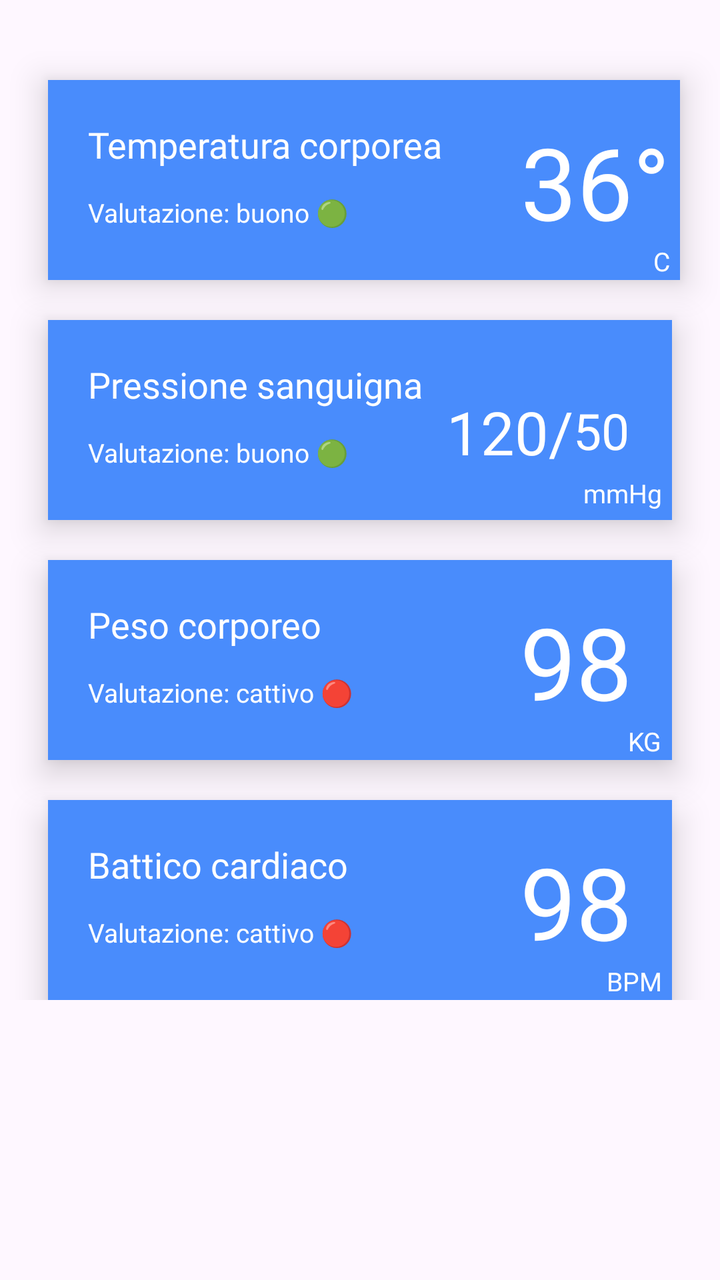
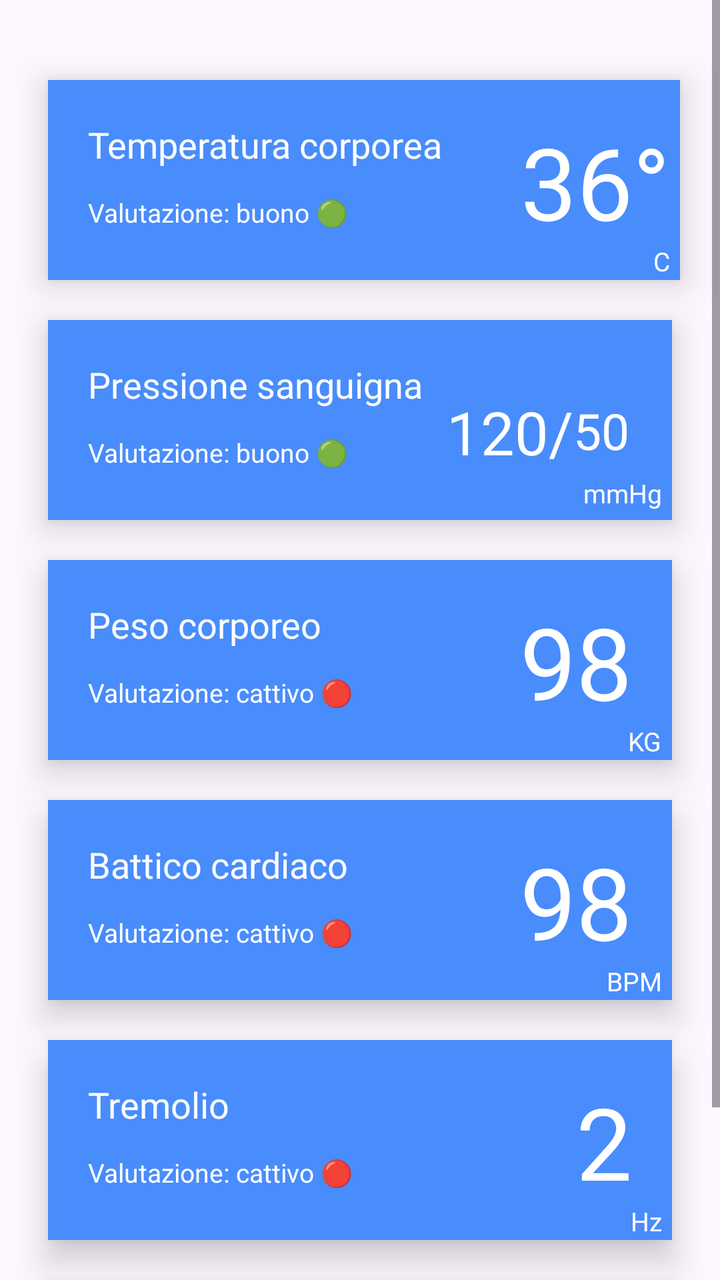

Compare the two renders of this Android layout. The source of the first and the diff that turns it into the second are given below.
<!-- AndroidManifest.xml: application theme Theme.AsilApp -->
<!-- res/layout/health_history_fragment.xml -->
<?xml version="1.0" encoding="utf-8"?>
<ScrollView xmlns:tools="http://schemas.android.com/tools"
    android:layout_width="match_parent"
    android:layout_height="match_parent"
    xmlns:android="http://schemas.android.com/apk/res/android"
    xmlns:app="http://schemas.android.com/apk/res-auto">
<androidx.constraintlayout.widget.ConstraintLayout
    android:layout_width="match_parent"
    android:layout_height="match_parent"
    tools:context=".view.home.HealthHistoryFragment">

    <androidx.constraintlayout.widget.ConstraintLayout
        android:id="@+id/bodyTemperatureView"
        android:elevation="10dp"
        android:layout_width="match_parent"
        android:layout_height="@dimen/heightHealthHistory"
        android:layout_marginStart="24dp"
        android:background="@color/colorHealthHistory"
        android:layout_marginTop="40dp"
        android:clickable="true"
        android:foreground="?android:attr/selectableItemBackground"
        android:layout_marginEnd="20dp"
        app:layout_constraintEnd_toEndOf="parent"
        app:layout_constraintHorizontal_bias="0.5"
        app:layout_constraintStart_toStartOf="parent"
        app:layout_constraintTop_toTopOf="parent">

        <TextView
            android:layout_width="wrap_content"
            android:layout_height="wrap_content"
            app:layout_constraintTop_toTopOf="parent"
            app:layout_constraintLeft_toLeftOf="parent"
            android:layout_marginTop="20dp"
            android:fontFamily="@font/titillium_web_bold"
            android:layout_marginLeft="20dp"
            android:text="@string/temperatureHealthHistory"
            android:textSize="@dimen/textTitleHealthHistory"
            android:textColor="@color/white"/>


        <TextView
            android:id="@+id/resultTemperature"
            android:layout_width="wrap_content"
            android:layout_height="wrap_content"
            android:layout_marginRight="5dp"
            android:layout_marginBottom="16dp"
            android:fontFamily="@font/titillium_web_bold"
            android:text="36°"
            android:textColor="@color/white"
            android:textSize="@dimen/resultHealthHistory"
            app:layout_constraintBottom_toBottomOf="parent"
            app:layout_constraintRight_toRightOf="parent" />


        <TextView
            android:id="@+id/unityTemperature"
            android:layout_width="wrap_content"
            android:layout_height="wrap_content"
            android:layout_marginRight="5dp"
            android:layout_marginBottom="3dp"
            android:fontFamily="@font/titillium_web_bold"
            android:text="C"
            android:textColor="@color/white"
            android:textSize="@dimen/resultUnityHealthHistory"
            app:layout_constraintBottom_toBottomOf="parent"
            app:layout_constraintRight_toRightOf="parent"
            app:layout_constraintTop_toBottomOf="@+id/resultTemperature" />


        <TextView
            android:id="@+id/evalutationHealthHistoryLabelTemperature"
            android:layout_width="wrap_content"
            android:layout_height="wrap_content"
            android:layout_marginLeft="20dp"
            android:layout_marginBottom="25dp"
            android:text="@string/evalutationHealthHistoryLabel"
            android:textColor="@color/white"
            android:textSize="13dp"
            app:layout_constraintBottom_toBottomOf="parent"
            app:layout_constraintLeft_toLeftOf="parent" />


        <TextView
            android:id="@+id/evalutationHealthHistoryTemperature"
            android:layout_width="wrap_content"
            android:layout_height="wrap_content"
            android:layout_marginStart="3dp"
            android:layout_marginBottom="25dp"
            android:text="buono 🟢"
            android:textColor="@color/white"
            android:textSize="13dp"
            app:layout_constraintBottom_toBottomOf="parent"
            app:layout_constraintLeft_toLeftOf="parent"
            app:layout_constraintStart_toEndOf="@+id/evalutationHealthHistoryLabelTemperature" />
    </androidx.constraintlayout.widget.ConstraintLayout>






    <androidx.constraintlayout.widget.ConstraintLayout
        android:id="@+id/bloodPressureView"
        android:layout_width="match_parent"
        android:elevation="10dp"
        android:background="@color/colorHealthHistory"
        android:clickable="true"
        android:foreground="?android:attr/selectableItemBackground"
        android:layout_height="@dimen/heightHealthHistory"
        android:layout_marginStart="@dimen/marginHealthHistory"
        android:layout_marginTop="@dimen/marginTopHealthHistory"
        android:layout_marginEnd="@dimen/marginHealthHistory"
        app:layout_constraintEnd_toEndOf="parent"
        app:layout_constraintHorizontal_bias="0.5"
        android:layout_marginLeft="@dimen/marginBetweenInputs"
        app:layout_constraintStart_toStartOf="parent"
        app:layout_constraintTop_toBottomOf="@+id/bodyTemperatureView">

    <TextView
        android:layout_width="wrap_content"
        android:layout_height="wrap_content"
        app:layout_constraintTop_toTopOf="@+id/bloodPressureView"
        app:layout_constraintLeft_toLeftOf="@+id/bloodPressureView"
        android:layout_marginTop="20dp"
        android:layout_marginLeft="20dp"
        android:fontFamily="@font/titillium_web_bold"
        android:text="@string/bloodPressureHealthHistory"
        android:textSize="@dimen/textTitleHealthHistory"
        android:textColor="@color/white"/>

        <TextView
            android:id="@+id/unityBloodPressure"
            android:layout_width="wrap_content"
            android:layout_height="wrap_content"
            android:layout_marginRight="5dp"
            android:layout_marginBottom="3dp"
            android:fontFamily="@font/titillium_web_bold"
            android:text="mmHg"
            android:textColor="@color/white"
            android:textSize="@dimen/resultUnityHealthHistory"
            app:layout_constraintBottom_toBottomOf="parent"
            app:layout_constraintRight_toRightOf="parent"
            app:layout_constraintTop_toBottomOf="@+id/resultBloodPressureMax" />

        <TextView
            android:id="@+id/resultBloodPressureMax"
            android:layout_width="wrap_content"
            android:layout_height="wrap_content"
            android:layout_marginRight="5dp"
            android:layout_marginBottom="24dp"
            android:fontFamily="@font/titillium_web_bold"
            android:text="120/"
            android:textColor="@color/white"
            android:textSize="@dimen/resultMaxPressureHealthHistory"
            app:layout_constraintBottom_toBottomOf="parent"
            app:layout_constraintRight_toLeftOf="@+id/unityBloodPressure" />

        <TextView
            android:id="@+id/resultBloodPressureMin"
            android:layout_width="wrap_content"
            android:layout_height="wrap_content"
            android:layout_marginBottom="28dp"
            android:fontFamily="@font/titillium_web_bold"
            android:text="50"
            android:textColor="@color/white"
            android:textSize="@dimen/resultMinPressureHealthHistory"
            app:layout_constraintBottom_toBottomOf="parent"
            app:layout_constraintLeft_toRightOf="@+id/resultBloodPressureMax" />

        <TextView
            android:id="@+id/evalutationHealthHistoryLabelBloodPressure"
            android:layout_width="wrap_content"
            android:layout_height="wrap_content"
            android:layout_marginLeft="20dp"
            android:layout_marginBottom="25dp"
            android:text="@string/evalutationHealthHistoryLabel"
            android:textColor="@color/white"
            android:textSize="13dp"
            app:layout_constraintBottom_toBottomOf="parent"
            app:layout_constraintLeft_toLeftOf="parent" />


        <TextView
            android:id="@+id/evalutationHealthHistoryBloodPressure"
            android:layout_width="wrap_content"
            android:layout_height="wrap_content"
            android:layout_marginStart="3dp"
            android:layout_marginBottom="25dp"
            android:text="buono 🟢"
            android:textColor="@color/white"
            android:textSize="13dp"
            app:layout_constraintBottom_toBottomOf="parent"
            app:layout_constraintLeft_toLeftOf="parent"
            app:layout_constraintStart_toEndOf="@+id/evalutationHealthHistoryLabelBloodPressure" />
    </androidx.constraintlayout.widget.ConstraintLayout>






    <androidx.constraintlayout.widget.ConstraintLayout
        android:id="@+id/weightView"
        android:elevation="10dp"
        android:layout_width="match_parent"
        android:background="@color/colorHealthHistory"
        android:clickable="true"
        android:foreground="?android:attr/selectableItemBackground"
        android:layout_height="@dimen/heightHealthHistory"
        android:layout_marginStart="@dimen/marginHealthHistory"
        android:layout_marginTop="@dimen/marginTopHealthHistory"
        android:layout_marginEnd="@dimen/marginHealthHistory"
        app:layout_constraintEnd_toEndOf="parent"
        app:layout_constraintHorizontal_bias="0.5"
        android:layout_marginLeft="@dimen/marginBetweenInputs"
        app:layout_constraintStart_toStartOf="parent"
        app:layout_constraintTop_toBottomOf="@+id/bloodPressureView">

        <TextView
            android:layout_width="wrap_content"
            android:layout_height="wrap_content"
            app:layout_constraintTop_toTopOf="parent"
            app:layout_constraintLeft_toLeftOf="parent"
            android:layout_marginTop="20dp"
            android:layout_marginLeft="20dp"
            android:fontFamily="@font/titillium_web_bold"
            android:text="@string/weightHealthHistory"
            android:textSize="@dimen/textTitleHealthHistory"
            android:textColor="@color/white"/>

        <TextView
            android:id="@+id/resultWeight"
            android:layout_width="wrap_content"
            android:layout_height="wrap_content"
            android:layout_marginRight="20dp"
            android:layout_marginBottom="16dp"
            android:fontFamily="@font/titillium_web_bold"
            android:text="98"
            android:textColor="@color/white"
            android:textSize="@dimen/resultHealthHistory"
            app:layout_constraintBottom_toBottomOf="parent"
            app:layout_constraintRight_toRightOf="parent" />


        <TextView
            android:id="@+id/unityWeight"
            android:layout_width="wrap_content"
            android:layout_height="wrap_content"
            android:layout_marginRight="5dp"
            android:layout_marginBottom="3dp"
            android:fontFamily="@font/titillium_web_bold"
            android:text="KG"
            android:textColor="@color/white"
            android:textSize="@dimen/resultUnityHealthHistory"
            app:layout_constraintBottom_toBottomOf="parent"
            app:layout_constraintRight_toRightOf="parent"
            app:layout_constraintTop_toBottomOf="@+id/resultWeight" />

        <TextView
            android:id="@+id/evalutationHealthHistoryLabelWeight"
            android:layout_width="wrap_content"
            android:layout_height="wrap_content"
            android:layout_marginLeft="20dp"
            android:layout_marginBottom="25dp"
            android:text="@string/evalutationHealthHistoryLabel"
            android:textColor="@color/white"
            android:textSize="13dp"
            app:layout_constraintBottom_toBottomOf="parent"
            app:layout_constraintLeft_toLeftOf="parent" />


        <TextView
            android:id="@+id/evalutationHealthHistoryWeight"
            android:layout_width="wrap_content"
            android:layout_height="wrap_content"
            android:layout_marginStart="3dp"
            android:layout_marginBottom="25dp"
            android:text="cattivo 🔴"
            android:textColor="@color/white"
            android:textSize="13dp"
            app:layout_constraintBottom_toBottomOf="parent"
            app:layout_constraintLeft_toLeftOf="parent"
            app:layout_constraintStart_toEndOf="@+id/evalutationHealthHistoryLabelWeight" />


    </androidx.constraintlayout.widget.ConstraintLayout>







    <androidx.constraintlayout.widget.ConstraintLayout
        android:id="@+id/bpmView"
        android:elevation="10dp"
        android:layout_width="match_parent"
        android:background="@color/colorHealthHistory"
        android:clickable="true"
        android:foreground="?android:attr/selectableItemBackground"
        android:layout_height="@dimen/heightHealthHistory"
        android:layout_marginStart="@dimen/marginHealthHistory"
        android:layout_marginTop="@dimen/marginTopHealthHistory"
        android:layout_marginEnd="@dimen/marginHealthHistory"
        app:layout_constraintEnd_toEndOf="parent"
        app:layout_constraintHorizontal_bias="0.5"
        android:layout_marginLeft="@dimen/marginBetweenInputs"
        app:layout_constraintStart_toStartOf="parent"
        app:layout_constraintTop_toBottomOf="@+id/weightView">

        <TextView
            android:layout_width="wrap_content"
            android:layout_height="wrap_content"
            app:layout_constraintTop_toTopOf="parent"
            app:layout_constraintLeft_toLeftOf="parent"
            android:layout_marginTop="20dp"
            android:layout_marginLeft="20dp"
            android:fontFamily="@font/titillium_web_bold"
            android:text="@string/bpmHealthHistory"
            android:textSize="@dimen/textTitleHealthHistory"
            android:textColor="@color/white"/>

        <TextView
            android:id="@+id/resultBPM"
            android:layout_width="wrap_content"
            android:layout_height="wrap_content"
            android:layout_marginRight="20dp"
            android:layout_marginBottom="16dp"
            android:fontFamily="@font/titillium_web_bold"
            android:text="98"
            android:textColor="@color/white"
            android:textSize="@dimen/resultHealthHistory"
            app:layout_constraintBottom_toBottomOf="parent"
            app:layout_constraintRight_toRightOf="parent" />


        <TextView
            android:id="@+id/unityBPM"
            android:layout_width="wrap_content"
            android:layout_height="wrap_content"
            android:layout_marginRight="5dp"
            android:layout_marginBottom="3dp"
            android:fontFamily="@font/titillium_web_bold"
            android:text="BPM"
            android:textColor="@color/white"
            android:textSize="@dimen/resultUnityHealthHistory"
            app:layout_constraintBottom_toBottomOf="parent"
            app:layout_constraintRight_toRightOf="parent"
            app:layout_constraintTop_toBottomOf="@+id/resultBPM" />

        <TextView
            android:id="@+id/evalutationHealthHistoryLabelBPM"
            android:layout_width="wrap_content"
            android:layout_height="wrap_content"
            android:layout_marginLeft="20dp"
            android:layout_marginBottom="25dp"
            android:text="@string/evalutationHealthHistoryLabel"
            android:textColor="@color/white"
            android:textSize="13dp"
            app:layout_constraintBottom_toBottomOf="parent"
            app:layout_constraintLeft_toLeftOf="parent" />


        <TextView
            android:id="@+id/evalutationHealthHistoryBPM"
            android:layout_width="wrap_content"
            android:layout_height="wrap_content"
            android:layout_marginStart="3dp"
            android:layout_marginBottom="25dp"
            android:text="cattivo 🔴"
            android:textColor="@color/white"
            android:textSize="13dp"
            app:layout_constraintBottom_toBottomOf="parent"
            app:layout_constraintLeft_toLeftOf="parent"
            app:layout_constraintStart_toEndOf="@+id/evalutationHealthHistoryLabelBPM" />
    </androidx.constraintlayout.widget.ConstraintLayout>



</androidx.constraintlayout.widget.ConstraintLayout>
</ScrollView>
<!-- resources referenced by this layout -->
<resources>
  <color name="colorHealthHistory">#498cfc</color>
  <color name="white">#FFFFFFFF</color>
  <dimen name="heightHealthHistory">100dp</dimen>
  <dimen name="marginBetweenInputs">20dp</dimen>
  <dimen name="marginHealthHistory">24dp</dimen>
  <dimen name="marginTopHealthHistory">20dp</dimen>
  <dimen name="resultHealthHistory">50dp</dimen>
  <dimen name="resultMaxPressureHealthHistory">30dp</dimen>
  <dimen name="resultMinPressureHealthHistory">25dp</dimen>
  <dimen name="resultUnityHealthHistory">13dp</dimen>
  <dimen name="textTitleHealthHistory">18dp</dimen>
  <string name="bloodPressureHealthHistory">Pressione sanguigna</string>
  <string name="bpmHealthHistory">Battico cardiaco</string>
  <string name="evalutationHealthHistoryLabel">Valutazione:</string>
  <string name="temperatureHealthHistory">Temperatura corporea️</string>
  <string name="weightHealthHistory">Peso corporeo</string>
  <style name="Theme.AsilApp" parent="Base.Theme.AsilApp" />
  <style name="Base.Theme.AsilApp" parent="Theme.Material3.DayNight.NoActionBar">
          
          
      </style>
</resources>

<!-- the commit's change to res/layout/health_history_fragment.xml (unified diff, before → after) -->
@@ -377,5 +377,182 @@
 
 
 
+
+
+
+    <androidx.constraintlayout.widget.ConstraintLayout
+        android:id="@+id/tremblingView"
+        android:elevation="10dp"
+        android:layout_width="match_parent"
+        android:background="@color/colorHealthHistory"
+        android:clickable="true"
+        android:foreground="?android:attr/selectableItemBackground"
+        android:layout_height="@dimen/heightHealthHistory"
+        android:layout_marginStart="@dimen/marginHealthHistory"
+        android:layout_marginTop="@dimen/marginTopHealthHistory"
+        android:layout_marginEnd="@dimen/marginHealthHistory"
+        app:layout_constraintEnd_toEndOf="parent"
+        app:layout_constraintHorizontal_bias="0.5"
+        android:layout_marginLeft="@dimen/marginBetweenInputs"
+        app:layout_constraintStart_toStartOf="parent"
+        app:layout_constraintTop_toBottomOf="@+id/bpmView">
+
+        <TextView
+            android:layout_width="wrap_content"
+            android:layout_height="wrap_content"
+            app:layout_constraintTop_toTopOf="parent"
+            app:layout_constraintLeft_toLeftOf="parent"
+            android:layout_marginTop="20dp"
+            android:layout_marginLeft="20dp"
+            android:fontFamily="@font/titillium_web_bold"
+            android:text="@string/tremblingHealthHistory"
+            android:textSize="@dimen/textTitleHealthHistory"
+            android:textColor="@color/white"/>
+
+        <TextView
+            android:id="@+id/resultTrembling"
+            android:layout_width="wrap_content"
+            android:layout_height="wrap_content"
+            android:layout_marginRight="20dp"
+            android:layout_marginBottom="16dp"
+            android:fontFamily="@font/titillium_web_bold"
+            android:text="2"
+            android:textColor="@color/white"
+            android:textSize="@dimen/resultHealthHistory"
+            app:layout_constraintBottom_toBottomOf="parent"
+            app:layout_constraintRight_toRightOf="parent" />
+
+
+        <TextView
+            android:id="@+id/unityTrembling"
+            android:layout_width="wrap_content"
+            android:layout_height="wrap_content"
+            android:layout_marginRight="5dp"
+            android:layout_marginBottom="3dp"
+            android:fontFamily="@font/titillium_web_bold"
+            android:text="Hz"
+            android:textColor="@color/white"
+            android:textSize="@dimen/resultUnityHealthHistory"
+            app:layout_constraintBottom_toBottomOf="parent"
+            app:layout_constraintRight_toRightOf="parent"
+            app:layout_constraintTop_toBottomOf="@+id/resultTrembling" />
+
+        <TextView
+            android:id="@+id/evalutationHealthHistoryLabelTrembling"
+            android:layout_width="wrap_content"
+            android:layout_height="wrap_content"
+            android:layout_marginLeft="20dp"
+            android:layout_marginBottom="25dp"
+            android:text="@string/evalutationHealthHistoryLabel"
+            android:textColor="@color/white"
+            android:textSize="13dp"
+            app:layout_constraintBottom_toBottomOf="parent"
+            app:layout_constraintLeft_toLeftOf="parent" />
+
+
+        <TextView
+            android:id="@+id/evalutationHealthHistoryTrembling"
+            android:layout_width="wrap_content"
+            android:layout_height="wrap_content"
+            android:layout_marginStart="3dp"
+            android:layout_marginBottom="25dp"
+            android:text="cattivo 🔴"
+            android:textColor="@color/white"
+            android:textSize="13dp"
+            app:layout_constraintBottom_toBottomOf="parent"
+            app:layout_constraintLeft_toLeftOf="parent"
+            app:layout_constraintStart_toEndOf="@+id/evalutationHealthHistoryLabelTrembling" />
+    </androidx.constraintlayout.widget.ConstraintLayout>
+
+
+
+
+    <androidx.constraintlayout.widget.ConstraintLayout
+        android:id="@+id/glucoseView"
+        android:elevation="10dp"
+        android:layout_width="match_parent"
+        android:background="@color/colorHealthHistory"
+        android:clickable="true"
+        android:foreground="?android:attr/selectableItemBackground"
+        android:layout_height="@dimen/heightHealthHistory"
+        android:layout_marginStart="@dimen/marginHealthHistory"
+        android:layout_marginTop="@dimen/marginTopHealthHistory"
+        android:layout_marginEnd="@dimen/marginHealthHistory"
+        app:layout_constraintEnd_toEndOf="parent"
+        app:layout_constraintHorizontal_bias="0.5"
+        android:layout_marginLeft="@dimen/marginBetweenInputs"
+        app:layout_constraintStart_toStartOf="parent"
+        app:layout_constraintTop_toBottomOf="@+id/tremblingView">
+
+        <TextView
+            android:layout_width="wrap_content"
+            android:layout_height="wrap_content"
+            app:layout_constraintTop_toTopOf="parent"
+            app:layout_constraintLeft_toLeftOf="parent"
+            android:layout_marginTop="20dp"
+            android:layout_marginLeft="20dp"
+            android:fontFamily="@font/titillium_web_bold"
+            android:text="@string/glucoseHealthHistory"
+            android:textSize="@dimen/textTitleHealthHistory"
+            android:textColor="@color/white"/>
+
+        <TextView
+            android:id="@+id/resultGlucose"
+            android:layout_width="wrap_content"
+            android:layout_height="wrap_content"
+            android:layout_marginRight="20dp"
+            android:layout_marginBottom="16dp"
+            android:fontFamily="@font/titillium_web_bold"
+            android:text="25"
+            android:textColor="@color/white"
+            android:textSize="@dimen/resultHealthHistory"
+            app:layout_constraintBottom_toBottomOf="parent"
+            app:layout_constraintRight_toRightOf="parent" />
+
+
+        <TextView
+            android:id="@+id/unityGlucose"
+            android:layout_width="wrap_content"
+            android:layout_height="wrap_content"
+            android:layout_marginRight="5dp"
+            android:layout_marginBottom="3dp"
+            android:fontFamily="@font/titillium_web_bold"
+            android:text="mg/dL"
+            android:textColor="@color/white"
+            android:textSize="@dimen/resultUnityHealthHistory"
+            app:layout_constraintBottom_toBottomOf="parent"
+            app:layout_constraintRight_toRightOf="parent"
+            app:layout_constraintTop_toBottomOf="@+id/resultGlucose" />
+
+        <TextView
+            android:id="@+id/evalutationHealthHistoryLabelGlucose"
+            android:layout_width="wrap_content"
+            android:layout_height="wrap_content"
+            android:layout_marginLeft="20dp"
+            android:layout_marginBottom="25dp"
+            android:text="@string/evalutationHealthHistoryLabel"
+            android:textColor="@color/white"
+            android:textSize="13dp"
+            app:layout_constraintBottom_toBottomOf="parent"
+            app:layout_constraintLeft_toLeftOf="parent" />
+
+
+        <TextView
+            android:id="@+id/evalutationHealthHistoryGlucose"
+            android:layout_width="wrap_content"
+            android:layout_height="wrap_content"
+            android:layout_marginStart="3dp"
+            android:layout_marginBottom="25dp"
+            android:text="cattivo 🔴"
+            android:textColor="@color/white"
+            android:textSize="13dp"
+            app:layout_constraintBottom_toBottomOf="parent"
+            app:layout_constraintLeft_toLeftOf="parent"
+            app:layout_constraintStart_toEndOf="@+id/evalutationHealthHistoryLabelGlucose" />
+    </androidx.constraintlayout.widget.ConstraintLayout>
+
+
+
+
 </androidx.constraintlayout.widget.ConstraintLayout>
 </ScrollView>
<!-- resource entries referenced after the edit -->
@@ -14,7 +14,9 @@
   <string name="bloodPressureHealthHistory">Pressione sanguigna</string>
   <string name="bpmHealthHistory">Battico cardiaco</string>
   <string name="evalutationHealthHistoryLabel">Valutazione:</string>
+  <string name="glucoseHealthHistory">Glucosio</string>
   <string name="temperatureHealthHistory">Temperatura corporea️</string>
+  <string name="tremblingHealthHistory">Tremolio</string>
   <string name="weightHealthHistory">Peso corporeo</string>
   <style name="Theme.AsilApp" parent="Base.Theme.AsilApp" />
   <style name="Base.Theme.AsilApp" parent="Theme.Material3.DayNight.NoActionBar">
